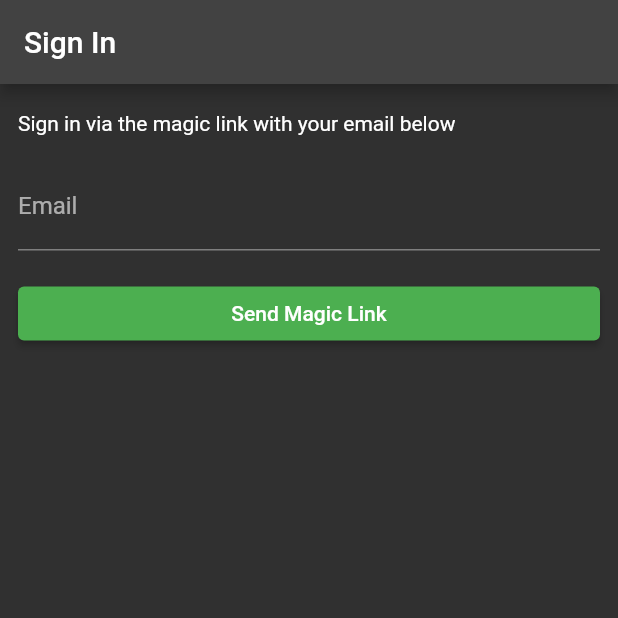
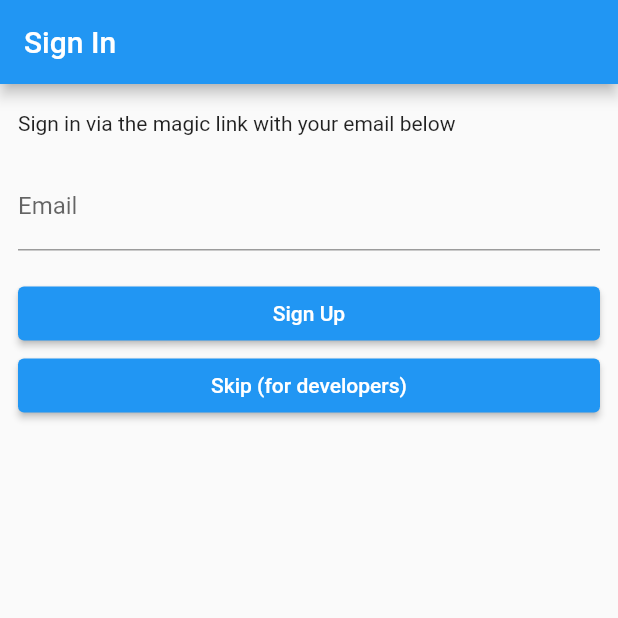
Before and after one commit to de-timebank/frontend, a Flutter app: the screen it shows after launch, on a phone screen of 412 x 824 dp, the top half of it. Run offline on Flutter 3.47's test engine with Material 2 defaults, Android fonts, the phone set to English and light mode, and no system bars; our stand-ins replace image_picker, supabase_flutter; missing offline and left inert: textfield_tags; accounts and stored records are empty.

Commit message:
finally success

```diff
--- a/lib/main.dart
+++ b/lib/main.dart
@@ -1,5 +1,6 @@
 import 'package:flutter/material.dart';
 import 'package:supabase_flutter/supabase_flutter.dart';
+import 'package:testfyp/dashboard.dart';
 import 'package:testfyp/pages/account_page.dart';
 import 'package:testfyp/pages/login_page.dart';
 import 'package:testfyp/pages/splash_page.dart';
@@ -21,17 +22,17 @@ class MyApp extends StatelessWidget {
   Widget build(BuildContext context) {
     return MaterialApp(
       title: 'Supabase Flutter',
-      theme: ThemeData.dark().copyWith(
-        primaryColor: Colors.green,
+      theme: ThemeData.light().copyWith(
+        primaryColor: Colors.purple,
         textButtonTheme: TextButtonThemeData(
           style: TextButton.styleFrom(
-            foregroundColor: Colors.green,
+            foregroundColor: Colors.blue,
           ),
         ),
         elevatedButtonTheme: ElevatedButtonThemeData(
           style: ElevatedButton.styleFrom(
             foregroundColor: Colors.white,
-            backgroundColor: Colors.green,
+            backgroundColor: Colors.blue,
           ),
         ),
       ),
@@ -40,6 +41,7 @@ class MyApp extends StatelessWidget {
         '/': (_) => const SplashPage(),
         '/login': (_) => const LoginPage(),
         '/account': (_) => const AccountPage(),
+        '/dashboard': (_) => DashBoard(),
       },
     );
   }
--- a/lib/pages/login_page.dart
+++ b/lib/pages/login_page.dart
@@ -79,8 +79,13 @@ class _LoginPageState extends State<LoginPage> {
           const SizedBox(height: 18),
           ElevatedButton(
             onPressed: _isLoading ? null : _signIn,
-            child: Text(_isLoading ? 'Loading' : 'Send Magic Link'),
+            child: Text(_isLoading ? 'Loading' : 'Sign Up'),
           ),
+          ElevatedButton(
+              onPressed: (() {
+                Navigator.of(context).pushReplacementNamed('/dashboard');
+              }),
+              child: Text('Skip (for developers)'))
         ],
       ),
     );
--- a/lib/pages/splash_page.dart
+++ b/lib/pages/splash_page.dart
@@ -1,3 +1,8 @@
+//splash screen that will be shown
+//to users right after they open the app.
+//This screen retrieves the current session and
+//redirects the user accordingly.
+
 import 'package:flutter/material.dart';
 import 'package:testfyp/constants.dart';
 
@@ -25,7 +30,7 @@ class _SplashPageState extends State<SplashPage> {
     _redicrectCalled = true;
     final session = supabase.auth.currentSession;
     if (session != null) {
-      Navigator.of(context).pushReplacementNamed('/account');
+      Navigator.of(context).pushReplacementNamed('/dashboard');
     } else {
       Navigator.of(context).pushReplacementNamed('/login');
     }
```
Also changed, not shown: 1 other file.
